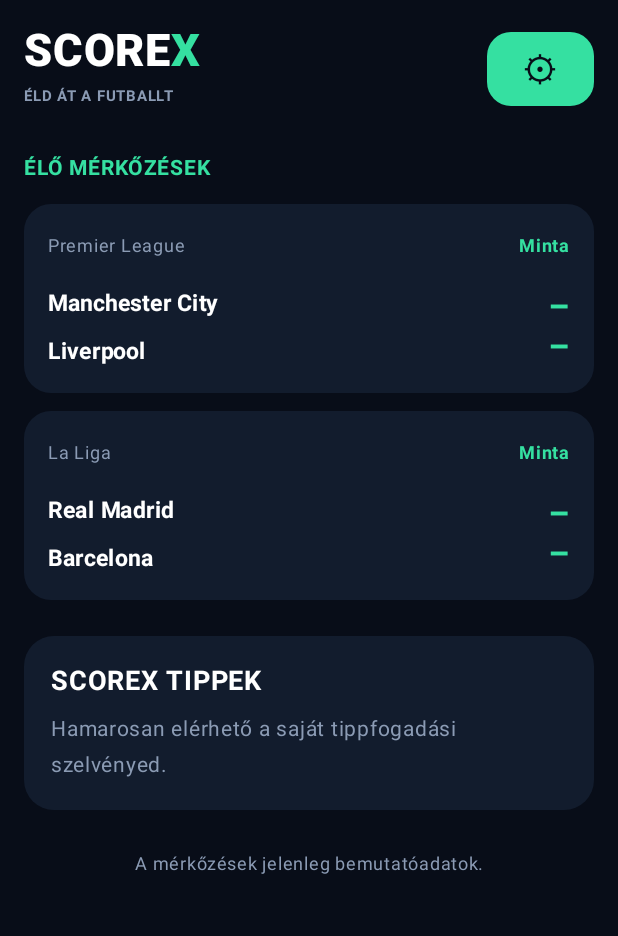
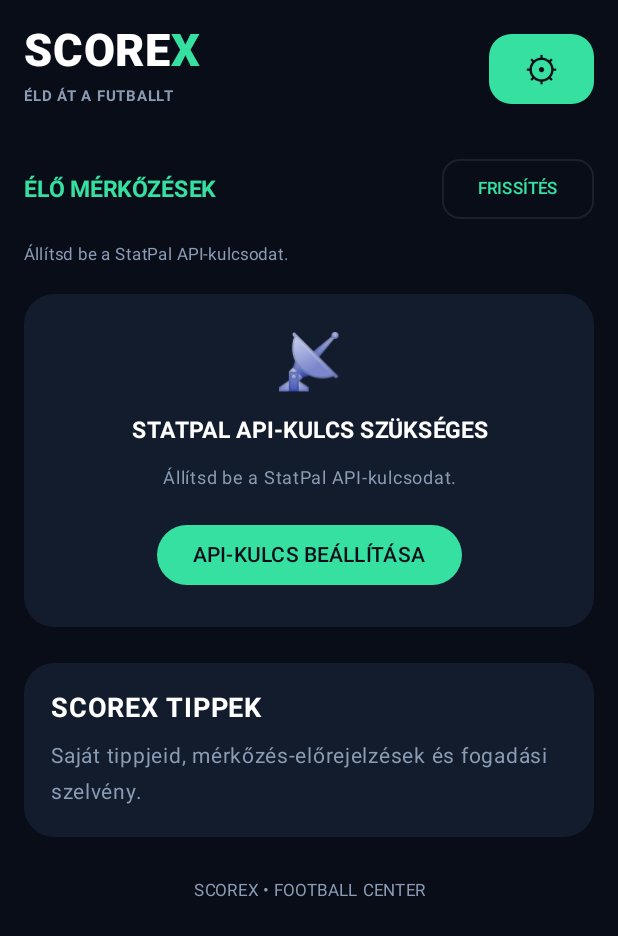
Before and after one commit to apagyizsolt6-ship-it/Scorex, an Android app built with Jetpack Compose: the screen it shows after launch (MainActivity), on a phone screen of 412 x 824 dp. Shown: the top 936 px of the screen. Run offline under Robolectric (Android 15) with nearby library versions, the phone set to English and light mode, and no system bars.

Commit message:
Update MainActivity.kt

```diff
--- a/app/src/main/java/hu/scorex/app/MainActivity.kt
+++ b/app/src/main/java/hu/scorex/app/MainActivity.kt
@@ -20,9 +20,10 @@ import androidx.compose.ui.text.input.PasswordVisualTransformation
 import androidx.compose.ui.text.style.TextAlign
 import androidx.compose.ui.unit.dp
 import androidx.compose.ui.unit.sp
-import java.net.HttpURLConnection
-import java.net.URL
-import java.net.URLEncoder
+import kotlinx.coroutines.Dispatchers
+import kotlinx.coroutines.delay
+import kotlinx.coroutines.launch
+import kotlinx.coroutines.withContext
 
 class MainActivity : ComponentActivity() {
 
@@ -44,11 +45,14 @@ private val BackgroundColor = Color(0xFF080D18)
 private val CardColor = Color(0xFF121C2D)
 private val AccentColor = Color(0xFF35E0A1)
 private val SecondaryColor = Color(0xFF8B9BB4)
+private val ErrorColor = Color(0xFFFF7777)
 
 @Composable
 fun ScorexApp(preferences: SharedPreferences) {
 
-    var showSettings by remember { mutableStateOf(false) }
+    var showSettings by remember {
+        mutableStateOf(false)
+    }
 
     MaterialTheme {
         Surface(
@@ -64,6 +68,7 @@ fun ScorexApp(preferences: SharedPreferences) {
                 )
             } else {
                 HomeScreen(
+                    preferences = preferences,
                     onOpenSettings = {
                         showSettings = true
                     }
@@ -75,8 +80,87 @@ fun ScorexApp(preferences: SharedPreferences) {
 
 @Composable
 fun HomeScreen(
+    preferences: SharedPreferences,
     onOpenSettings: () -> Unit
 ) {
+    var apiKey by remember {
+        mutableStateOf(
+            preferences.getString(
+                "statpal_api_key",
+                ""
+            ).orEmpty()
+        )
+    }
+
+    var matches by remember {
+        mutableStateOf<List<ScorexMatch>>(emptyList())
+    }
+
+    var statusMessage by remember {
+        mutableStateOf("Élő mérkőzések betöltése...")
+    }
+
+    var isLoading by remember {
+        mutableStateOf(false)
+    }
+
+    var refreshTrigger by remember {
+        mutableIntStateOf(0)
+    }
+
+    var lastUpdated by remember {
+        mutableStateOf("")
+    }
+
+    val scope = rememberCoroutineScope()
+
+    // Élő mérkőzések automatikus frissítése
+
+    LaunchedEffect(apiKey, refreshTrigger) {
+
+        if (apiKey.isBlank()) {
+            matches = emptyList()
+            statusMessage = "Állítsd be a StatPal API-kulcsodat."
+            return@LaunchedEffect
+        }
+
+        while (true) {
+
+            isLoading = true
+            statusMessage = "Kapcsolódás a StatPalhoz..."
+
+            try {
+
+                val result = withContext(Dispatchers.IO) {
+                    StatPalApi.fetchLiveMatches(apiKey)
+                }
+
+                matches = result
+
+                statusMessage = if (result.isEmpty()) {
+                    "Jelenleg nincs élő mérkőzés."
+                } else {
+                    "${result.size} élő mérkőzés betöltve."
+                }
+
+                lastUpdated = java.text.SimpleDateFormat(
+                    "HH:mm:ss",
+                    java.util.Locale.getDefault()
+                ).format(java.util.Date())
+
+            } catch (exception: Exception) {
+
+                statusMessage = exception.message
+                    ?: "Ismeretlen kapcsolódási hiba."
+
+            } finally {
+                isLoading = false
+            }
+
+            delay(15_000L)
+        }
+    }
+
     Column(
         modifier = Modifier
             .fillMaxSize()
@@ -84,15 +168,21 @@ fun HomeScreen(
             .verticalScroll(rememberScrollState())
             .padding(16.dp)
     ) {
+
+        // FEJLÉC
+
         Row(
             modifier = Modifier.fillMaxWidth(),
             horizontalArrangement = Arrangement.SpaceBetween,
             verticalAlignment = Alignment.CenterVertically
         ) {
+
             Column {
+
                 Row(
                     verticalAlignment = Alignment.CenterVertically
                 ) {
+
                     Text(
                         text = "SCORE",
                         color = Color.White,
@@ -122,47 +212,82 @@ fun HomeScreen(
                     containerColor = AccentColor,
                     contentColor = BackgroundColor
                 ),
-                shape = RoundedCornerShape(16.dp)
+                shape = RoundedCornerShape(15.dp)
             ) {
                 Text(
                     text = "⚙",
-                    fontSize = 24.sp
+                    fontSize = 23.sp
                 )
             }
         }
 
-        Spacer(modifier = Modifier.height(24.dp))
+        Spacer(modifier = Modifier.height(26.dp))
+
+        // ÉLŐ MÉRKŐZÉSEK FEJLÉC
+
+        Row(
+            modifier = Modifier.fillMaxWidth(),
+            horizontalArrangement = Arrangement.SpaceBetween,
+            verticalAlignment = Alignment.CenterVertically
+        ) {
 
             Text(
                 text = "ÉLŐ MÉRKŐZÉSEK",
                 color = AccentColor,
-            fontSize = 14.sp,
+                fontSize = 15.sp,
                 fontWeight = FontWeight.Bold
             )
 
-        Spacer(modifier = Modifier.height(12.dp))
+            OutlinedButton(
+                onClick = {
+                    refreshTrigger++
+                },
+                enabled = !isLoading && apiKey.isNotBlank(),
+                shape = RoundedCornerShape(12.dp)
+            ) {
+                Text(
+                    text = "FRISSÍTÉS",
+                    color = AccentColor,
+                    fontSize = 11.sp
+                )
+            }
+        }
 
-        MatchCard(
-            league = "Premier League",
-            homeTeam = "Manchester City",
-            awayTeam = "Liverpool",
-            homeScore = "–",
-            awayScore = "–",
-            matchTime = "Minta"
+        Spacer(modifier = Modifier.height(8.dp))
+
+        Row(
+            modifier = Modifier.fillMaxWidth(),
+            horizontalArrangement = Arrangement.SpaceBetween
+        ) {
+
+            Text(
+                text = if (isLoading) {
+                    "Adatok frissítése..."
+                } else {
+                    statusMessage
+                },
+                color = if (
+                    statusMessage.contains("hiba", true) ||
+                    statusMessage.contains("hibás", true)
+                ) ErrorColor else SecondaryColor,
+                fontSize = 11.sp,
+                modifier = Modifier.weight(1f)
             )
 
-        Spacer(modifier = Modifier.height(12.dp))
+            if (lastUpdated.isNotBlank()) {
+                Text(
+                    text = lastUpdated,
+                    color = SecondaryColor,
+                    fontSize = 10.sp
+                )
+            }
+        }
 
-        MatchCard(
-            league = "La Liga",
-            homeTeam = "Real Madrid",
-            awayTeam = "Barcelona",
-            homeScore = "–",
-            awayScore = "–",
-            matchTime = "Minta"
-        )
+        Spacer(modifier = Modifier.height(14.dp))
 
-        Spacer(modifier = Modifier.height(24.dp))
+        // MÉRKŐZÉSLISTA
+
+        if (matches.isEmpty()) {
 
             Card(
                 modifier = Modifier.fillMaxWidth(),
@@ -171,9 +296,91 @@ fun HomeScreen(
                 ),
                 shape = RoundedCornerShape(20.dp)
             ) {
+
+                Column(
+                    modifier = Modifier
+                        .fillMaxWidth()
+                        .padding(24.dp),
+                    horizontalAlignment = Alignment.CenterHorizontally
+                ) {
+
+                    Text(
+                        text = if (isLoading) "⚽" else "📡",
+                        fontSize = 36.sp
+                    )
+
+                    Spacer(modifier = Modifier.height(12.dp))
+
+                    Text(
+                        text = if (apiKey.isBlank()) {
+                            "STATPAL API-KULCS SZÜKSÉGES"
+                        } else if (isLoading) {
+                            "MÉRKŐZÉSEK BETÖLTÉSE"
+                        } else {
+                            "NINCS ÉLŐ MÉRKŐZÉS"
+                        },
+                        color = Color.White,
+                        fontSize = 15.sp,
+                        fontWeight = FontWeight.Bold,
+                        textAlign = TextAlign.Center
+                    )
+
+                    Spacer(modifier = Modifier.height(8.dp))
+
+                    Text(
+                        text = statusMessage,
+                        color = SecondaryColor,
+                        fontSize = 12.sp,
+                        textAlign = TextAlign.Center
+                    )
+
+                    if (apiKey.isBlank()) {
+
+                        Spacer(modifier = Modifier.height(15.dp))
+
+                        Button(
+                            onClick = onOpenSettings,
+                            colors = ButtonDefaults.buttonColors(
+                                containerColor = AccentColor,
+                                contentColor = BackgroundColor
+                            )
+                        ) {
+                            Text("API-KULCS BEÁLLÍTÁSA")
+                        }
+                    }
+                }
+            }
+
+        } else {
+
+            matches
+                .sortedBy {
+                    it.league.lowercase()
+                }
+                .forEach { match ->
+
+                    LiveMatchCard(match)
+
+                    Spacer(modifier = Modifier.height(10.dp))
+                }
+        }
+
+        Spacer(modifier = Modifier.height(24.dp))
+
+        // SCOREX TIPPEK
+
+        Card(
+            modifier = Modifier.fillMaxWidth(),
+            colors = CardDefaults.cardColors(
+                containerColor = CardColor
+            ),
+            shape = RoundedCornerShape(20.dp)
+        ) {
+
             Column(
                 modifier = Modifier.padding(18.dp)
             ) {
+
                 Text(
                     text = "SCOREX TIPPEK",
                     color = Color.White,
@@ -184,7 +391,7 @@ fun HomeScreen(
                 Spacer(modifier = Modifier.height(8.dp))
 
                 Text(
-                    text = "Hamarosan elérhető a saját tippfogadási szelvényed.",
+                    text = "Saját tippjeid, mérkőzés-előrejelzések és fogadási szelvény.",
                     color = SecondaryColor,
                     fontSize = 14.sp
                 )
@@ -194,12 +401,101 @@ fun HomeScreen(
         Spacer(modifier = Modifier.height(24.dp))
 
         Text(
-            text = "A mérkőzések jelenleg bemutatóadatok.",
+            text = "SCOREX • FOOTBALL CENTER",
+            modifier = Modifier.fillMaxWidth(),
+            color = SecondaryColor,
+            fontSize = 11.sp,
+            textAlign = TextAlign.Center
+        )
+    }
+}
+
+@Composable
+fun LiveMatchCard(match: ScorexMatch) {
+
+    Card(
+        modifier = Modifier.fillMaxWidth(),
+        colors = CardDefaults.cardColors(
+            containerColor = CardColor
+        ),
+        shape = RoundedCornerShape(18.dp)
+    ) {
+
+        Column(
+            modifier = Modifier.padding(16.dp)
+        ) {
+
+            Row(
+                modifier = Modifier.fillMaxWidth(),
+                horizontalArrangement = Arrangement.SpaceBetween,
+                verticalAlignment = Alignment.CenterVertically
+            ) {
+
+                Text(
+                    text = match.league,
                     color = SecondaryColor,
                     fontSize = 12.sp,
+                    modifier = Modifier.weight(1f)
+                )
+
+                Text(
+                    text = match.matchTime,
+                    color = AccentColor,
+                    fontSize = 12.sp,
+                    fontWeight = FontWeight.Bold
+                )
+            }
+
+            Spacer(modifier = Modifier.height(16.dp))
+
+            Row(
                 modifier = Modifier.fillMaxWidth(),
-            textAlign = TextAlign.Center
+                verticalAlignment = Alignment.CenterVertically
+            ) {
+
+                Column(
+                    modifier = Modifier.weight(1f)
+                ) {
+
+                    Text(
+                        text = match.homeTeam,
+                        color = Color.White,
+                        fontSize = 15.sp,
+                        fontWeight = FontWeight.Bold
                     )
+
+                    Spacer(modifier = Modifier.height(10.dp))
+
+                    Text(
+                        text = match.awayTeam,
+                        color = Color.White,
+                        fontSize = 15.sp,
+                        fontWeight = FontWeight.Bold
+                    )
+                }
+
+                Column(
+                    horizontalAlignment = Alignment.End
+                ) {
+
+                    Text(
+                        text = match.homeScore,
+                        color = AccentColor,
+                        fontSize = 23.sp,
+                        fontWeight = FontWeight.Black
+                    )
+
+                    Spacer(modifier = Modifier.height(5.dp))
+
+                    Text(
+                        text = match.awayScore,
+                        color = AccentColor,
+                        fontSize = 23.sp,
+                        fontWeight = FontWeight.Black
+                    )
+                }
+            }
+        }
     }
 }
 
@@ -208,9 +504,13 @@ fun ApiSettingsScreen(
     preferences: SharedPreferences,
     onBack: () -> Unit
 ) {
+
     var apiKey by remember {
         mutableStateOf(
-            preferences.getString("statpal_api_key", "") ?: ""
+            preferences.getString(
+                "statpal_api_key",
+                ""
+            ).orEmpty()
         )
     }
 
@@ -222,6 +522,8 @@ fun ApiSettingsScreen(
         mutableStateOf(false)
     }
 
+    val scope = rememberCoroutineScope()
+
     Column(
         modifier = Modifier
             .fillMaxSize()
@@ -229,13 +531,17 @@ fun ApiSettingsScreen(
             .verticalScroll(rememberScrollState())
             .padding(20.dp)
     ) {
+
+        OutlinedButton(
+            onClick = onBack
+        ) {
             Text(
                 text = "← VISSZA",
-            color = AccentColor,
-            fontSize = 16.sp,
-            fontWeight = FontWeight.Bold,
-            modifier = Modifier.padding(bottom = 24.dp)
+                color = AccentColor
             )
+        }
+
+        Spacer(modifier = Modifier.height(24.dp))
 
         Text(
             text = "SCOREX",
@@ -260,9 +566,11 @@ fun ApiSettingsScreen(
             ),
             shape = RoundedCornerShape(20.dp)
         ) {
+
             Column(
                 modifier = Modifier.padding(18.dp)
             ) {
+
                 Text(
                     text = "StatPal API-kulcs",
                     color = Color.White,
@@ -297,18 +605,30 @@ fun ApiSettingsScreen(
                     )
                 )
 
-                Spacer(modifier = Modifier.height(16.dp))
+                Spacer(modifier = Modifier.height(14.dp))
 
                 Button(
                     onClick = {
+
+                        val key = apiKey.trim()
+
+                        if (key.isBlank()) {
+
+                            statusText = "Hiányzik az API-kulcs."
+
+                        } else {
+
+                            apiKey = key
+
                             preferences.edit()
                                 .putString(
                                     "statpal_api_key",
-                                apiKey.trim()
+                                    key
                                 )
                                 .apply()
 
-                        statusText = "API-kulcs elmentve."
+                            statusText = "API-kulcs sikeresen elmentve."
+                        }
                     },
                     modifier = Modifier.fillMaxWidth(),
                     colors = ButtonDefaults.buttonColors(
@@ -323,7 +643,9 @@ fun ApiSettingsScreen(
 
                 OutlinedButton(
                     onClick = {
+
                         apiKey = ""
+
                         preferences.edit()
                             .remove("statpal_api_key")
                             .apply()
@@ -333,37 +655,45 @@ fun ApiSettingsScreen(
                     modifier = Modifier.fillMaxWidth()
                 ) {
                     Text(
-                        text = "KULCS TÖRLÉSE",
+                        "KULCS TÖRLÉSE",
                         color = Color.White
                     )
                 }
 
-                Spacer(modifier = Modifier.height(16.dp))
+                Spacer(modifier = Modifier.height(8.dp))
 
                 Button(
                     onClick = {
+
                         val key = apiKey.trim()
 
                         if (key.isBlank()) {
+
                             statusText = "Először add meg az API-kulcsot."
-                        } else {
-                            preferences.edit()
-                                .putString(
-                                    "statpal_api_key",
-                                    key
-                                )
-                                .apply()
+
+                        } else if (!isTesting) {
 
                             isTesting = true
-                            statusText = "Kapcsolódás a StatPal API-hoz..."
+                            statusText = "StatPal kapcsolat tesztelése..."
 
-                            testStatPalConnection(
-                                key = key,
-                                onResult = { result ->
+                            scope.launch {
+
+                                val result = withContext(Dispatchers.IO) {
+                                    try {
+                                        val resultMatches =
+                                            StatPalApi.fetchLiveMatches(key)
+
+                                        "Sikeres kapcsolat! Élő meccsek: ${resultMatches.size}."
+
+                                    } catch (exception: Exception) {
+                                        exception.message
+                                            ?: "Kapcsolódási hiba."
+                                    }
+                                }
+
                                 statusText = result
                                 isTesting = false
                             }
-                            )
                         }
                     },
                     modifier = Modifier.fillMaxWidth(),
@@ -373,6 +703,7 @@ fun ApiSettingsScreen(
                         contentColor = Color.White
                     )
                 ) {
+
                     Text(
                         if (isTesting) {
                             "TESZTELÉS..."
@@ -386,8 +717,11 @@ fun ApiSettingsScreen(
 
                 Text(
                     text = statusText,
-                    color = AccentColor,
-                    fontSize = 14.sp
+                    color = if (
+                        statusText.contains("hiba", true) ||
+                        statusText.contains("hibás", true)
+                    ) ErrorColor else AccentColor,
+                    fontSize = 13.sp
                 )
             }
         }
@@ -395,7 +729,7 @@ fun ApiSettingsScreen(
         Spacer(modifier = Modifier.height(20.dp))
 
         Text(
-            text = "Az API-kulcs az alkalmazás saját tárhelyére kerül mentésre.",
+            text = "Az API-kulcsot az alkalmazás helyben tárolja. Nem szükséges a GitHub-forráskódba beírnod.",
             color = SecondaryColor,
             fontSize = 12.sp
         )
@@ -414,137 +748,3 @@ fun ApiSettingsScreen(
         }
     }
 }
-
-fun testStatPalConnection(
-    key: String,
-    onResult: (String) -> Unit
-) {
-    Thread {
-        var result: String
-
-        try {
-            val encodedKey = URLEncoder.encode(
-                key,
-                "UTF-8"
-            )
-
-            val url = URL(
-                "https://statpal.io/api/v2/soccer/matches/live" +
-                    "?access_key=$encodedKey"
-            )
-
-            val connection = url.openConnection()
-                as HttpURLConnection
-
-            connection.requestMethod = "GET"
-            connection.connectTimeout = 15000
-            connection.readTimeout = 15000
-
-            val responseCode = connection.responseCode
-
-            result = when (responseCode) {
-                200 -> "Sikeres kapcsolat! A StatPal API válaszolt."
-                401, 403 -> "Hibás API-kulcs vagy nincs hozzáférés."
-                429 -> "Elérted az API lekérési korlátját."
-                else -> "API válasz: HTTP $responseCode"
-            }
-
-            connection.disconnect()
-
-        } catch (e: Exception) {
-            result = "Kapcsolódási hiba: ${e.message ?: "Ismeretlen hiba"}"
-        }
-
-        android.os.Handler(
-            android.os.Looper.getMainLooper()
-        ).post {
-            onResult(result)
-        }
-    }.start()
-}
-
-@Composable
-fun MatchCard(
-    league: String,
-    homeTeam: String,
-    awayTeam: String,
-    homeScore: String,
-    awayScore: String,
-    matchTime: String
-) {
-    Card(
-        modifier = Modifier.fillMaxWidth(),
-        colors = CardDefaults.cardColors(
-            containerColor = CardColor
-        ),
-        shape = RoundedCornerShape(18.dp)
-    ) {
-        Column(
-            modifier = Modifier.padding(16.dp)
-        ) {
-            Row(
-                modifier = Modifier.fillMaxWidth(),
-                horizontalArrangement = Arrangement.SpaceBetween
-            ) {
-                Text(
-                    text = league,
-                    color = SecondaryColor,
-                    fontSize = 12.sp
-                )
-
-                Text(
-                    text = matchTime,
-                    color = AccentColor,
-                    fontSize = 12.sp,
-                    fontWeight = FontWeight.Bold
-                )
-            }
-
-            Spacer(modifier = Modifier.height(14.dp))
-
-            Row(
-                modifier = Modifier.fillMaxWidth(),
-                horizontalArrangement = Arrangement.SpaceBetween,
-                verticalAlignment = Alignment.CenterVertically
-            ) {
-                Column(
-                    modifier = Modifier.weight(1f)
-                ) {
-                    Text(
-                        text = homeTeam,
-                        color = Color.White,
-                        fontSize = 15.sp,
-                        fontWeight = FontWeight.Bold
-                    )
-
-                    Spacer(modifier = Modifier.height(8.dp))
-
-                    Text(
-                        text = awayTeam,
-                        color = Color.White,
-                        fontSize = 15.sp,
-                        fontWeight = FontWeight.Bold
-                    )
-                }
-
-                Column(
-                    horizontalAlignment = Alignment.End
-                ) {
-                    Text(
-                        text = homeScore,
-                        color = AccentColor,
-                        fontSize = 22.sp,
-                        fontWeight = FontWeight.Bold
-                    )
-
-                    Text(
-                        text = awayScore,
-                        color = AccentColor,
-                        fontSize = 22.sp,
-                        fontWeight = FontWeight.Bold
-                    )
-                }
-            }
-        }
-    }
-}
```
Lines whose indentation alone changed are shown as unchanged.
